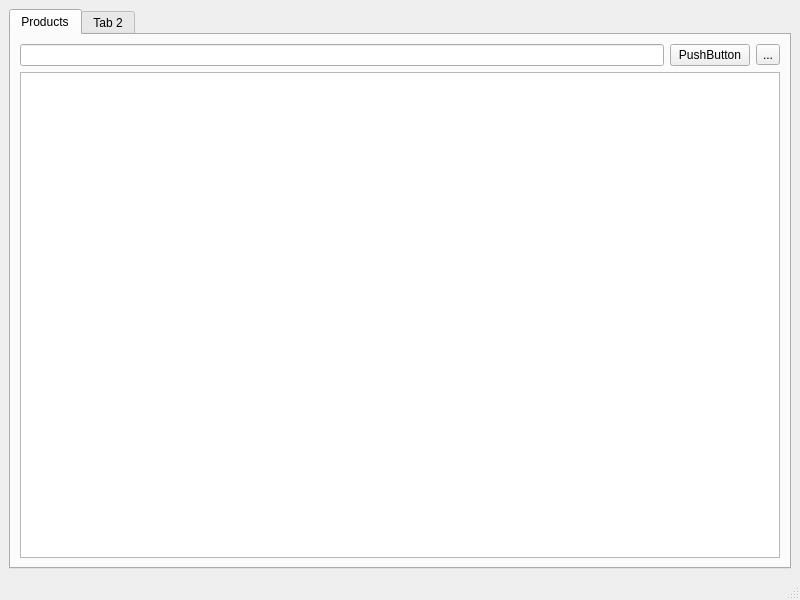
This is AP/client_ui.ui in AP-projects-4001/Guys as Qt 5 draws it before an edit. The edited form follows.
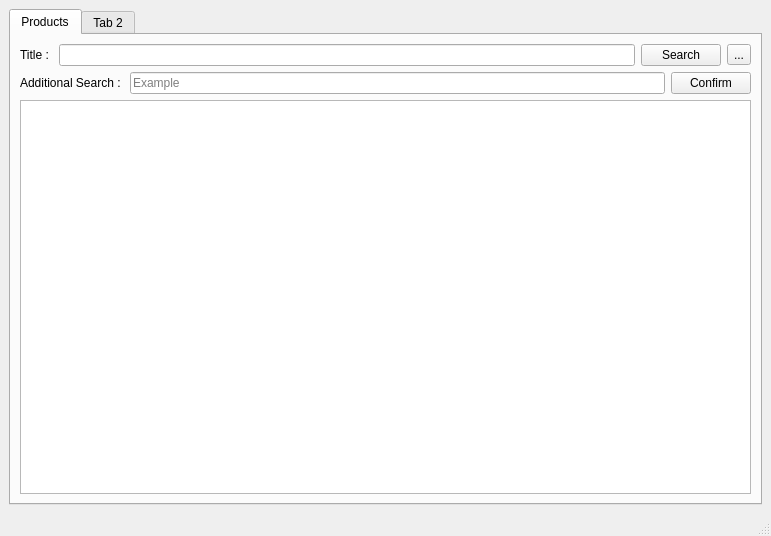
This is the edited form.

Commit message: Add search tools for client UI

```diff
--- a/AP/client_ui.ui
+++ b/AP/client_ui.ui
@@ -6,8 +6,8 @@
    <rect>
     <x>0</x>
     <y>0</y>
-    <width>800</width>
-    <height>600</height>
+    <width>771</width>
+    <height>536</height>
    </rect>
   </property>
   <property name="windowTitle">
@@ -26,16 +26,21 @@
        </attribute>
        <layout class="QGridLayout" name="gridLayout_2">
         <item row="0" column="0">
-         <layout class="QVBoxLayout" name="verticalLayout">
-          <item>
            <layout class="QHBoxLayout" name="horizontalLayout">
+          <item>
+           <widget class="QLabel" name="label_2">
+            <property name="text">
+             <string>Title : </string>
+            </property>
+           </widget>
+          </item>
             <item>
              <widget class="QLineEdit" name="lineEdit"/>
             </item>
             <item>
              <widget class="QPushButton" name="pushButton">
               <property name="text">
-               <string>PushButton</string>
+             <string>Search</string>
               </property>
              </widget>
             </item>
@@ -48,10 +53,33 @@
             </item>
            </layout>
           </item>
+        <item row="1" column="0">
+         <layout class="QHBoxLayout" name="horizontalLayout_2">
           <item>
+           <widget class="QLabel" name="label">
+            <property name="text">
+             <string>Additional Search : </string>
+            </property>
+           </widget>
+          </item>
+          <item>
+           <widget class="QLineEdit" name="lineEdit_2">
+            <property name="placeholderText">
+             <string>Example</string>
+            </property>
+           </widget>
+          </item>
+          <item>
+           <widget class="QPushButton" name="pushButton_2">
+            <property name="text">
+             <string>Confirm</string>
+            </property>
+           </widget>
+          </item>
+         </layout>
+        </item>
+        <item row="2" column="0">
            <widget class="QTableWidget" name="tableWidget"/>
-          </item>
-         </layout>
         </item>
        </layout>
       </widget>
```
Left out of the diff: 3 changed lines with no effect on the pictures. Lines whose indentation alone changed are shown as unchanged. The commit also changes 8 other files.
